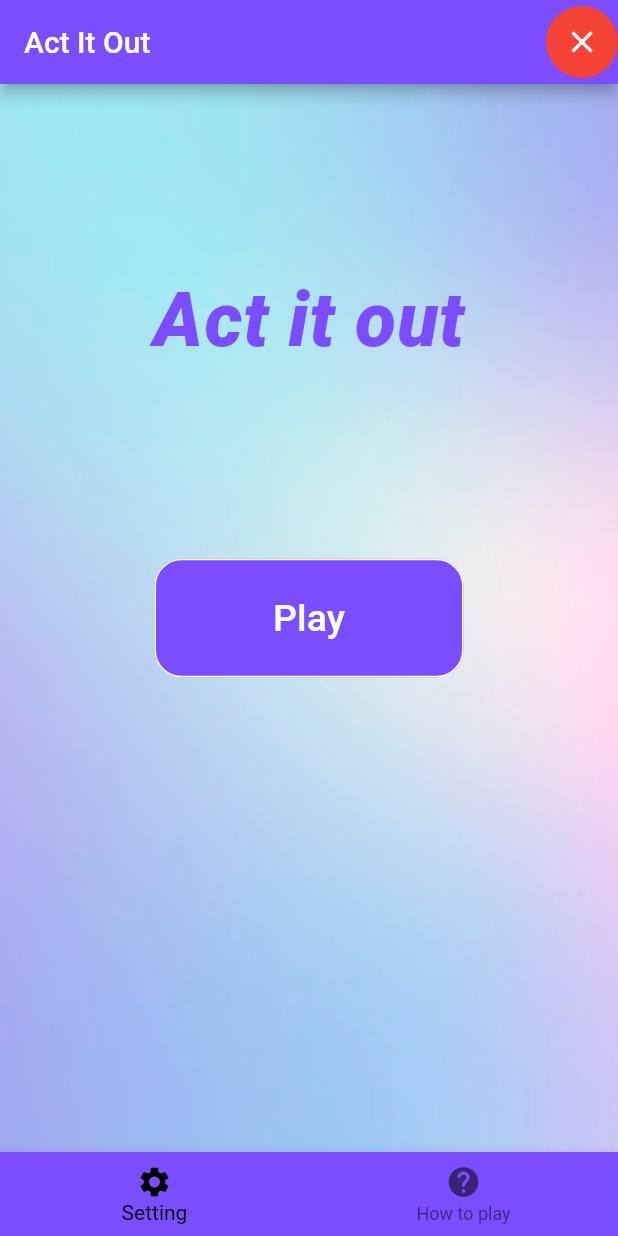
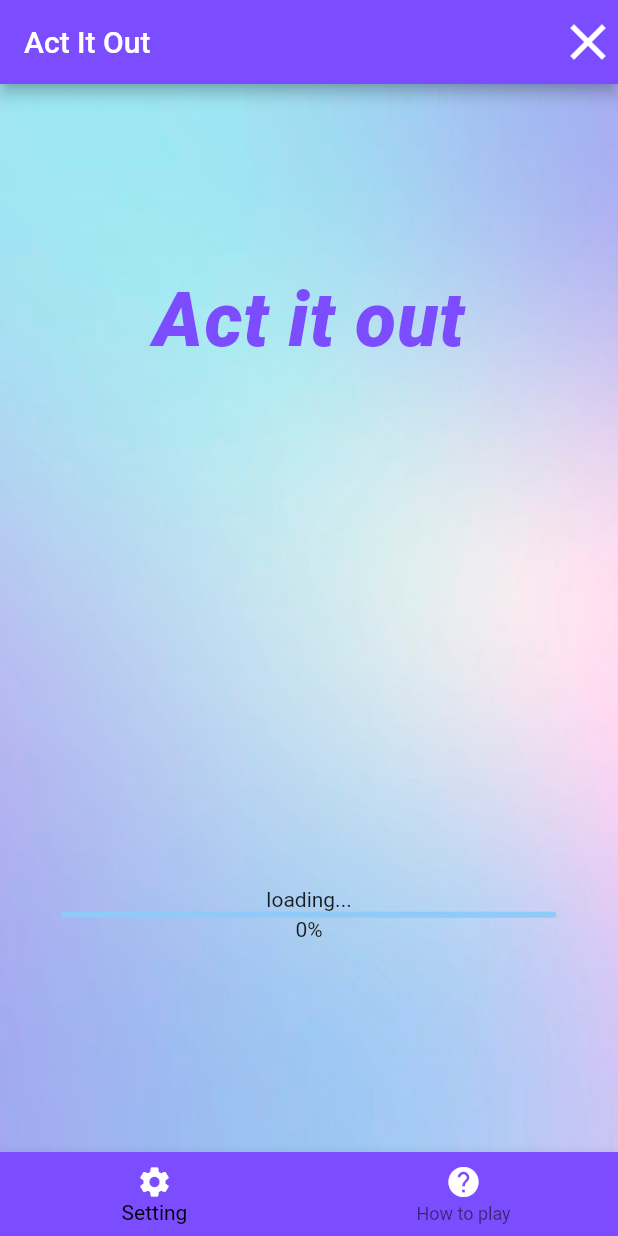
Before and after one commit to MarisabelC/act_it_out_v1, a Flutter app: the first screen one second after launch, on a phone screen of 412 x 824 dp. Run offline on Flutter 3.47's test engine with Material 2 defaults, Android fonts, the light colour scheme and no system bars; our stand-ins replace speech_to_text; missing offline and left inert: screen.

Commit message:
add progress bar

```diff
--- a/lib/main.dart
+++ b/lib/main.dart
@@ -1,11 +1,10 @@
 import 'dart:io';
-import 'package:act_it_out_v1/categoryPage.dart';
+import 'categoryPage.dart';
 import 'package:flutter/cupertino.dart';
 import 'package:flutter/material.dart';
 import 'helpPage.dart';
 import 'settingPage.dart';
-
-
+import 'dart:async';
 
 void main() => runApp(MyApp());
 
@@ -35,6 +34,8 @@ class MyHomePage extends StatefulWidget {
 class _MyHomePageState extends State<MyHomePage> {
   SettingPage _settingPage;
   CategoryPage _categoryPage;
+  double _progressValue = 0.0;
+  bool _loading = true;
 
   @override
   void initState() {
@@ -42,12 +43,27 @@ class _MyHomePageState extends State<MyHomePage> {
     _settingPage = SettingPage(
       title: 'Setting',
     );
+    _updateProgress();
     _categoryPage = CategoryPage(
         title: 'Categories',
         teams: _settingPage.teams,
         language: _settingPage.language,
         startTime: _settingPage.timer);
+  }
 
+  void _updateProgress() {
+    const oneSec = const Duration(seconds: 1);
+    new Timer.periodic(oneSec, (Timer t) {
+      setState(() {
+        _progressValue += 0.2;
+        // we "finish" downloading here
+        if (_progressValue.toStringAsFixed(1) == '1.0') {
+          t.cancel();
+          _loading = false;
+          return;
+        }
+      });
+    });
   }
 
   int _selectedIndex = 0;
@@ -76,7 +92,8 @@ class _MyHomePageState extends State<MyHomePage> {
           context,
           CupertinoPageRoute(
               builder: (context) => HelpPage(
-                    title: 'How to play',language: _settingPage.language,
+                    title: 'How to play',
+                    language: _settingPage.language,
                   )),
         );
         break;
@@ -90,7 +107,7 @@ class _MyHomePageState extends State<MyHomePage> {
       builder: (BuildContext context) {
         return AlertDialog(
           title: Text('Quit'),
-          backgroundColor: Colors.yellow[200],
+          backgroundColor: Colors.blueGrey[400],
           shape: RoundedRectangleBorder(
               borderRadius: BorderRadius.circular(18.0),
               side: BorderSide(color: Colors.white)),
@@ -133,14 +150,11 @@ class _MyHomePageState extends State<MyHomePage> {
         backgroundColor: Colors.deepPurpleAccent,
         actions: <Widget>[
           Container(
-            decoration: BoxDecoration(
-              shape: BoxShape.circle,
-              color: Colors.red,
-            ),
             child: IconButton(
               icon: Icon(
                 Icons.close,
                 color: Colors.white,
+                size: 40,
               ),
               onPressed: () {
                 _exitApp();
@@ -177,6 +191,8 @@ class _MyHomePageState extends State<MyHomePage> {
             ),
             Expanded(
               flex: 1,
+              child: Visibility(
+                visible: !_loading,
                 child: ButtonTheme(
                   minWidth: MediaQuery.of(context).size.width / 2,
                   child: FlatButton(
@@ -205,10 +221,26 @@ class _MyHomePageState extends State<MyHomePage> {
                   ),
                 ),
               ),
+            ),
             Expanded(
                 flex: 4,
-              child: Text(''),
-            )
+                child: Visibility(
+                  visible: _loading,
+                  child: Column(
+                    mainAxisAlignment: MainAxisAlignment.center,
+                    children: <Widget>[
+                      Text('loading...'),
+                      Container(
+                          padding: EdgeInsets.only(
+                              left: MediaQuery.of(context).size.width * .1,
+                              right: MediaQuery.of(context).size.width * .1),
+                          child: LinearProgressIndicator(
+                            value: _progressValue,
+                          )),
+                      Text('${(_progressValue * 100).round()}%'),
+                    ],
+                  ),
+                ))
           ],
           crossAxisAlignment: CrossAxisAlignment.center,
         ),
@@ -217,12 +249,12 @@ class _MyHomePageState extends State<MyHomePage> {
         backgroundColor: Colors.deepPurpleAccent,
         items: const <BottomNavigationBarItem>[
           BottomNavigationBarItem(
-            icon: Icon(Icons.settings),
-            title: Text('Setting'),
+            icon: Icon(Icons.settings,color: Colors.white,),
+            title: Text('Setting',style: TextStyle(color: Colors.white,)),
           ),
           BottomNavigationBarItem(
-            icon: Icon(Icons.help),
-            title: Text('How to play'),
+            icon: Icon(Icons.help,color: Colors.white,),
+            title: Text('How to play',style: TextStyle(color: Colors.white,)),
           ),
         ],
         currentIndex: _selectedIndex,
```
Lines whose indentation alone changed are shown as unchanged.
